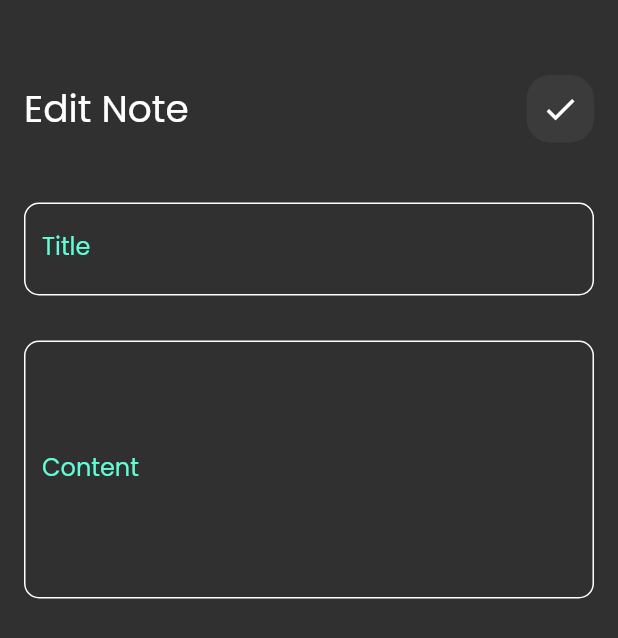
After one commit to AhmedAljamal/ToDo_App, a Flutter app: the screen it shows after launch, after a tap on "Flutter tips", on a phone screen of 412 x 824 dp. The commit adds this screen. Shown: the top 638 px of the screen. Run offline on Flutter 3.47's test engine with Material 3 defaults, Android fonts, the phone set to English and light mode, and no system bars; our stand-ins replace font_awesome_flutter.

Commit message:
add page called edit node ,,  then create note Model for work logic

```diff
--- a/lib/views/home_view.dart
+++ b/lib/views/home_view.dart
@@ -2,10 +2,8 @@ import 'package:flutter/material.dart';
 import 'package:todo_app/widgets/custom_app_bar.dart';
 import 'package:todo_app/widgets/custom_floationg_action_button.dart';
 import 'package:todo_app/widgets/custom_home_view_body.dart';
-import 'package:todo_app/widgets/custom_icon_search.dart';
 import 'package:todo_app/widgets/custom_notes_item.dart';
 import 'package:todo_app/widgets/custom_notes_list_view.dart';
-import 'package:todo_app/widgets/custom_text_widget.dart';
 
 class HomeView extends StatelessWidget {
   const HomeView({super.key});
--- a/lib/widgets/custom_app_bar.dart
+++ b/lib/widgets/custom_app_bar.dart
@@ -1,19 +1,35 @@
 import 'package:flutter/material.dart';
-import 'package:todo_app/widgets/custom_icon_search.dart';
-import 'package:todo_app/widgets/custom_text_widget.dart';
 
 class CustomAppBar extends StatelessWidget {
   const CustomAppBar({
-    super.key,
+    super.key, required this.text, required this.icon,
   });
-
+  final String text;
+final IconData icon;
   @override
   Widget build(BuildContext context) {
     return  Row(
       mainAxisAlignment: MainAxisAlignment.spaceBetween,
       children: [
-        CustomTextWidget(),
-        CustomIconSearch(),
+        Text(text,
+    style: TextStyle(
+      color: Colors.white,
+      fontSize: 25,
+    ),
+    ),
+        Container(
+      width: 45,
+      height: 45,
+      decoration: BoxDecoration(
+        borderRadius: BorderRadius.circular(16),
+        color: Colors.white.withOpacity(0.05),
+      ),
+      child:  Center(
+        child: Icon(icon,
+        size: 25,
+        ),
+      ),
+    ),
       ],
     );
   }
--- a/lib/widgets/custom_home_view_body.dart
+++ b/lib/widgets/custom_home_view_body.dart
@@ -16,7 +16,10 @@ class CustomHomeViewBody extends StatelessWidget {
           SizedBox(
             height: 50,
           ),
-          CustomAppBar(),
+          CustomAppBar(
+            text: 'Notes',
+            icon: Icons.add,
+          ),
 
           Expanded(child: NotesListView()),
         ],
--- a/lib/widgets/custom_notes_item.dart
+++ b/lib/widgets/custom_notes_item.dart
@@ -1,12 +1,19 @@
 import 'package:flutter/material.dart';
 import 'package:font_awesome_flutter/font_awesome_flutter.dart';
+import 'package:todo_app/widgets/edit_note_view_body.dart';
 
 class NoteItem extends StatelessWidget {
   const NoteItem({super.key});
 
   @override
   Widget build(BuildContext context) {
-    return Container(
+    return GestureDetector(
+      onTap: () {
+        Navigator.push(context, MaterialPageRoute(builder: (context){
+          return EditNoteViewBody();
+        },),);
+      },
+      child: Container(
         padding: EdgeInsets.only(top: 24, left: 16, bottom: 24),
         width: double.infinity,
         decoration: BoxDecoration(
@@ -52,6 +59,7 @@ class NoteItem extends StatelessWidget {
             )
           ],
         ),
+      ),
     );
   }
 }
--- /dev/null
+++ b/lib/widgets/edit_note_view_body.dart
@@ -0,0 +1,41 @@
+import 'package:flutter/material.dart';
+import 'package:todo_app/widgets/custom_app_bar.dart';
+import 'package:todo_app/widgets/custom_text_field.dart';
+
+class EditNoteViewBody extends StatelessWidget {
+  const EditNoteViewBody({super.key});
+
+  @override
+  Widget build(BuildContext context) {
+    return Scaffold(
+      body: Padding(
+        padding: const EdgeInsets.symmetric(horizontal: 16),
+        child: Column(
+          children: [
+            SizedBox(
+              height: 50,
+            ),
+            CustomAppBar(
+              text: 'Edit Note',
+              icon: Icons.check,
+            ),
+            SizedBox(
+              height: 40,
+            ),
+
+             CustomTextField(
+              text: 'Title',
+            ),
+            SizedBox(
+              height: 30,
+            ),
+            CustomTextField(
+              text: 'Content',
+              max: 6,
+            ),
+          ],
+        ),
+      ),
+    );
+  }
+}
```
Also changed, not shown: lib/Models/note_model.dart (added, +15 -0 lines), lib/views/edit_note_view.dart (added, +13 -0 lines), lib/widgets/custom_icon_search.dart (deleted, +0 -22 lines), lib/widgets/custom_text_widget.dart (deleted, +0 -17 lines). Lines whose indentation alone changed are shown as unchanged.
